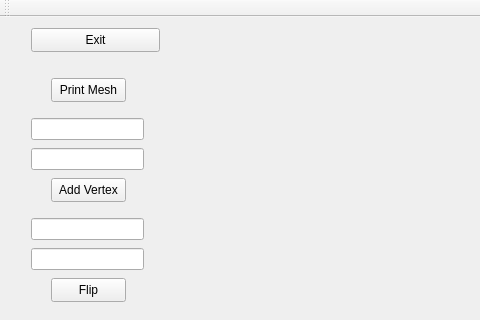
Before: the Qt Designer form mainwindow.ui in skanderzoghlami/QT-Project-Naive-and-Daulaunay-Triangulation-from-OFF-files, drawn with Qt 5; both pictures show x 0 to 480 and y 0 to 320 of the 747 by 528 pixel window.
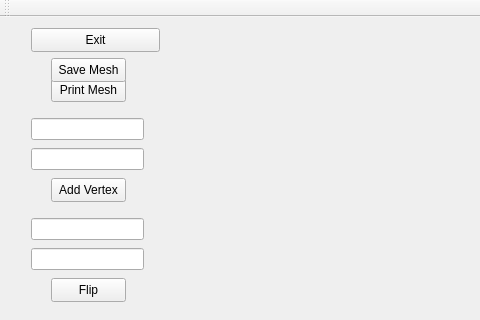
After: the same form once the commit is applied. Custom widgets are drawn as their Qt base class.

```diff
--- a/mainwindow.ui
+++ b/mainwindow.ui
@@ -154,6 +154,19 @@
         <string>Elevate</string>
        </property>
       </widget>
+      <widget class="QPushButton" name="Save">
+       <property name="geometry">
+        <rect>
+         <x>40</x>
+         <y>30</y>
+         <width>75</width>
+         <height>24</height>
+        </rect>
+       </property>
+       <property name="text">
+        <string>Save Mesh</string>
+       </property>
+      </widget>
      </widget>
     </item>
    </layout>
```
